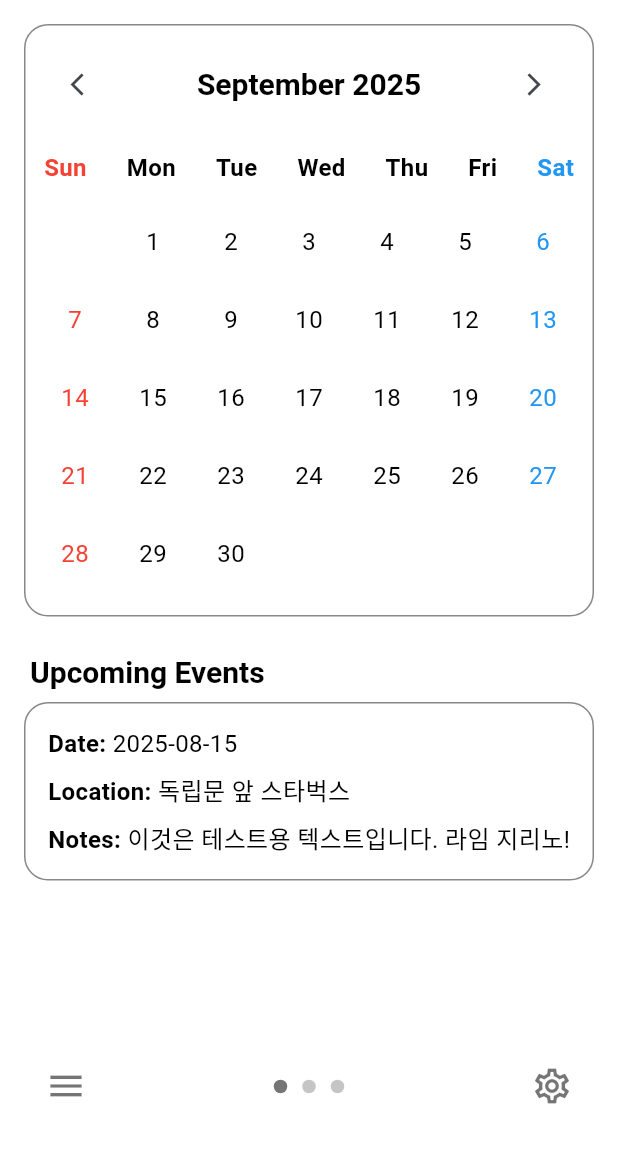
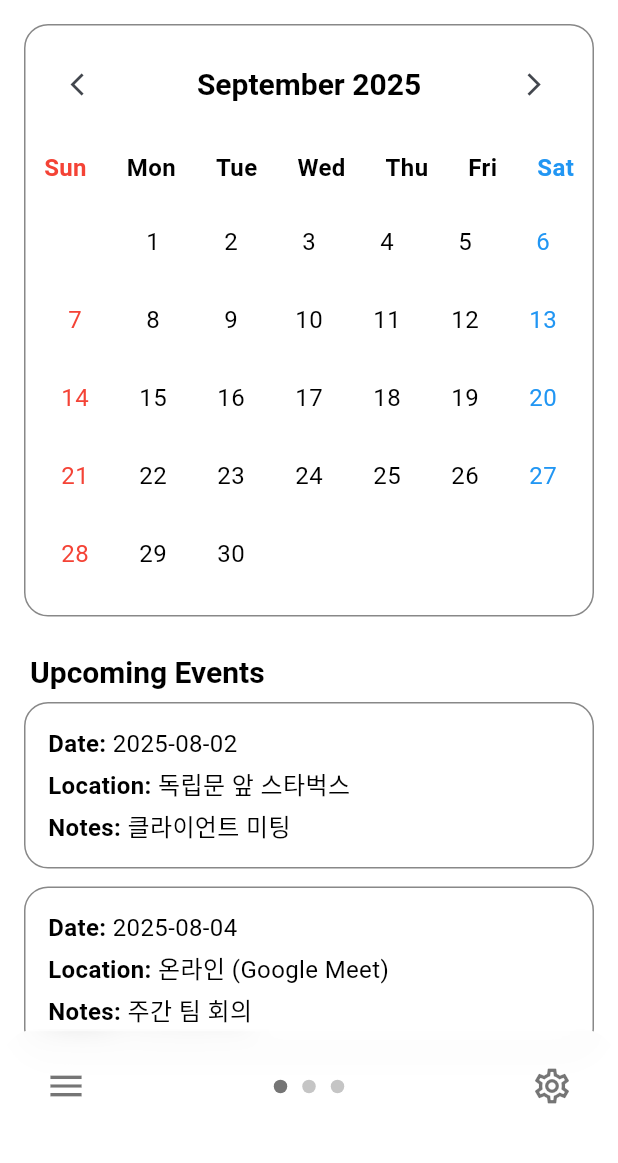
Before and after one commit to mark3lim/manage_meeting, a Flutter app: the HomePage screen opened by its route, after a tap on the "arrow forward ios" icon, on a phone screen of 412 x 824 dp, the part 72-1235 px from its top. Run offline on Flutter 3.47's test engine with Material 3 defaults, Android fonts, the phone set to English and light mode, and no system bars; our stand-ins replace flutter_riverpod, go_router.

```diff
--- a/lib/l10n/app_en.arb
+++ b/lib/l10n/app_en.arb
@@ -51,5 +51,9 @@
   "upcomingEventsNotesTitle": "Notes",
   "@descriptionTitle": {
     "description": "Ttile for the section displaying the notes of the Upcoming Events"
+  },
+  "noUpcomingEvents": "No upcoming events.",
+  "@noUpcomingEvents": {
+    "description": "Message displayed when there are no upcoming events."
   }
 }
--- a/lib/l10n/app_ko.arb
+++ b/lib/l10n/app_ko.arb
@@ -51,5 +51,9 @@
   "upcomingEventsNotesTitle": "내용",
   "@descriptionTitle": {
     "description": "다가오는 일정에서 내용을 표시하는 섹션의 제목"
+  },
+  "noUpcomingEvents": "다가오는 일정이 없습니다.",
+  "@noUpcomingEvents": {
+    "description": "다가오는 일정이 없을 때 표시되는 메시지"
   }
 }
--- /dev/null
+++ b/lib/model/schedule_model.dart
@@ -0,0 +1,29 @@
+/// [schedule_model] 클래스는 하나의 일정 데이터를 나타내는 데이터 모델입니다.
+///
+/// 이 클래스는 불변(immutable) 데이터 구조를 가지며, 각 일정의 속성을 정의합니다.
+///
+/// @property id 일정의 고유 식별자입니다.
+/// @property date 일정이 예정된 날짜입니다.
+/// @property location 일정이 진행될 장소입니다.
+/// @property notes 일정에 대한 추가적인 메모나 설명입니다.
+class schedule_model {
+  final String id;
+  final DateTime date;
+  final String location;
+  final String notes;
+
+  /// [schedule_model]의 생성자입니다.
+  ///
+  /// 모든 매개변수는 필수적으로 요구됩니다.
+  ///
+  /// @param id 고유 식별자
+  /// @param date 날짜
+  /// @param location 장소
+  /// @param notes 내용
+  schedule_model({
+    required this.id,
+    required this.date,
+    required this.location,
+    required this.notes,
+  });
+}
--- /dev/null
+++ b/lib/repository/schedule_repository.dart
@@ -0,0 +1,36 @@
+import 'package:manage_meeting/model/schedule_model.dart';
+
+/// [schedule_repository] 클래스는 일정 데이터의 출처를 관리하고 제공하는 역할을 합니다.
+///
+/// 데이터 계층(Data Layer)의 일부로, 원격 서버, 로컬 데이터베이스 등
+/// 다양한 데이터 소스로부터 일정 정보를 가져오는 로직을 캡슐화합니다.
+/// 현재는 네트워크 지연을 시뮬레이션하는 임시 데이터를 사용하고 있습니다.
+class schedule_repository {
+  /// 다가오는 일정 목록을 비동기적으로 가져옵니다.
+  ///
+  /// 이 함수는 1초의 지연을 통해 실제 네트워크 요청을 시뮬레이션한 후,
+  /// 하드코딩된 [schedule_model] 객체 리스트를 반환합니다.
+  ///
+  /// @return [Future<List<schedule_model>>] 일정 모델 객체들의 리스트를 담은 Future.
+  Future<List<schedule_model>> fetchSchedules() async {
+    // 네트워크 요청이나 데이터베이스 조회를 시뮬레이션하기 위해 약간의 지연을 줍니다.
+    await Future.delayed(const Duration(seconds: 1));
+
+    // 임시 데이터. 나중에는 실제 데이터로 교체됩니다.
+    // 비어 있는 리스트를 반환하여 "일정 없음" 상태를 테스트하려면 아래 리스트를 비우세요.
+    return [
+      schedule_model(
+        id: '1',
+        date: DateTime.now().add(const Duration(days: 1)),
+        location: '독립문 앞 스타벅스',
+        notes: '클라이언트 미팅',
+      ),
+      schedule_model(
+        id: '2',
+        date: DateTime.now().add(const Duration(days: 3)),
+        location: '온라인 (Google Meet)',
+        notes: '주간 팀 회의',
+      ),
+    ];
+  }
+}
--- a/lib/screen/widgets/upcoming_events_card.dart
+++ b/lib/screen/widgets/upcoming_events_card.dart
@@ -1,17 +1,33 @@
 import 'package:flutter/material.dart';
+import 'package:flutter_riverpod/flutter_riverpod.dart';
+import 'package:intl/intl.dart';
 import 'package:manage_meeting/generated/l10n/app_localizations.dart';
+import 'package:manage_meeting/viewmodel/schedule_viewmodel.dart';
 
-/// [UpcomingEventsCard]는 다가오는 일정을 표시하는 카드 형태의 위젯입니다.
-class UpcomingEventsCard extends StatelessWidget {
+/// [UpcomingEventsCard]는 다가오는 일정 목록을 비동기적으로 로드하고 표시하는 위젯입니다.
+///
+/// [ConsumerWidget]으로 구현되어 [scheduleProvider]를 통해 일정 데이터의
+/// 로딩, 성공, 오류 상태를 감지하고 각 상태에 맞는 UI를 렌더링합니다.
+/// 일정이 있을 경우 각 일정을 별도의 카드로 표시합니다.
+class UpcomingEventsCard extends ConsumerWidget {
   /// [UpcomingEventsCard]의 생성자입니다.
+  ///
+  /// @param key 위젯의 고유 식별자입니다.
   const UpcomingEventsCard({super.key});
 
+  /// 위젯의 UI를 빌드합니다.
+  ///
+  /// @param context 위젯 트리에서의 위치 정보를 담은 [BuildContext].
+  /// @param ref 프로바이더를 읽고 상호작용하기 위한 [WidgetRef].
+  /// @return 빌드된 [Widget].
   @override
-  Widget build(BuildContext context) {
+  Widget build(BuildContext context, WidgetRef ref) {
+    final schedulesAsyncValue = ref.watch(scheduleProvider);
+
     return Column(
       crossAxisAlignment: CrossAxisAlignment.stretch,
       children: [
-        // 독립된 제목
+        // "다가오는 일정" 제목
         Padding(
           padding: const EdgeInsets.only(top: 24.0, bottom: 8.0, left: 4.0),
           child: Text(
@@ -19,9 +35,44 @@ class UpcomingEventsCard extends StatelessWidget {
             style: Theme.of(context).textTheme.titleLarge,
           ),
         ),
-        // 카드 컨테이너
-        Card(
+        // 비동기 상태(로딩, 오류, 데이터)에 따라 다른 위젯을 렌더링합니다.
+        schedulesAsyncValue.when(
+          // 데이터 로딩 중일 때 원형 진행 표시기를 보여줍니다.
+          loading: () => const Center(child: CircularProgressIndicator()),
+          // 오류가 발생했을 때 오류 메시지를 보여줍니다.
+          error: (err, stack) => Center(child: Text('Error: $err')),
+          // 데이터 로딩에 성공했을 때 일정 목록 또는 "일정 없음" 메시지를 보여줍니다.
+          data: (schedules) {
+            if (schedules.isEmpty) {
+              // 일정이 없을 때 표시할 카드
+              return Card(
                 margin: EdgeInsets.zero,
+                color: Theme.of(context).colorScheme.surface,
+                elevation: 0,
+                shape: RoundedRectangleBorder(
+                  borderRadius: BorderRadius.circular(16.0),
+                  side: BorderSide(
+                    color: Theme.of(context).colorScheme.outline,
+                    width: 1.0,
+                  ),
+                ),
+                child: Padding(
+                  padding: const EdgeInsets.all(16.0),
+                  child: Center(
+                    child: Text(
+                      AppLocalizations.of(context)!.noUpcomingEvents,
+                      style: Theme.of(context).textTheme.bodyMedium,
+                    ),
+                  ),
+                ),
+              );
+            }
+            // 일정이 있을 때 각 일정을 별도의 카드로 표시합니다.
+            return Column(
+              crossAxisAlignment: CrossAxisAlignment.stretch,
+              children: schedules.map((schedule) {
+                return Card(
+                  margin: const EdgeInsets.only(bottom: 12.0),
                   color: Theme.of(context).colorScheme.surface,
                   elevation: 0,
                   shape: RoundedRectangleBorder(
@@ -36,46 +87,56 @@ class UpcomingEventsCard extends StatelessWidget {
                     child: Column(
                       crossAxisAlignment: CrossAxisAlignment.start,
                       children: [
-                // TODO: 다가오는 일정 목록을 여기에 구현합니다.
                         RichText(
                           text: TextSpan(
                             style: DefaultTextStyle.of(context).style,
                             children: <TextSpan>[
                               TextSpan(
-                          text: "${AppLocalizations.of(context)!.upcomingEventsDateTitle}: ",
-                          style: const TextStyle(fontWeight: FontWeight.bold)),
-                      const TextSpan(text: '2025-08-15'),
+                                  text:
+                                      "${AppLocalizations.of(context)!.upcomingEventsDateTitle}: ",
+                                  style: const TextStyle(
+                                      fontWeight: FontWeight.bold)),
+                              TextSpan(
+                                  text: DateFormat('yyyy-MM-dd')
+                                      .format(schedule.date)),
                             ],
                           ),
                         ),
-                const SizedBox(height: 8),
+                        const SizedBox(height: 4),
                         RichText(
                           text: TextSpan(
                             style: DefaultTextStyle.of(context).style,
                             children: <TextSpan>[
                               TextSpan(
-                          text: "${AppLocalizations.of(context)!.upcomingEventsLocationTitle}: ",
-                          style: const TextStyle(fontWeight: FontWeight.bold)),
-                      const TextSpan(text: '독립문 앞 스타벅스'),
+                                  text:
+                                      "${AppLocalizations.of(context)!.upcomingEventsLocationTitle}: ",
+                                  style: const TextStyle(
+                                      fontWeight: FontWeight.bold)),
+                              TextSpan(text: schedule.location),
                             ],
                           ),
                         ),
-                const SizedBox(height: 8),
+                        const SizedBox(height: 4),
                         RichText(
                           text: TextSpan(
                             style: DefaultTextStyle.of(context).style,
                             children: <TextSpan>[
                               TextSpan(
-                          text: "${AppLocalizations.of(context)!.upcomingEventsNotesTitle}: ",
-                          style: const TextStyle(fontWeight: FontWeight.bold)),
-                      const TextSpan(
-                          text: '이것은 테스트용 텍스트입니다. 라임 지리노!'),
+                                  text:
+                                      "${AppLocalizations.of(context)!.upcomingEventsNotesTitle}: ",
+                                  style: const TextStyle(
+                                      fontWeight: FontWeight.bold)),
+                              TextSpan(text: schedule.notes),
                             ],
                           ),
                         ),
                       ],
                     ),
                   ),
+                );
+              }).toList(),
+            );
+          },
         ),
       ],
     );
--- /dev/null
+++ b/lib/viewmodel/schedule_viewmodel.dart
@@ -0,0 +1,31 @@
+import 'dart:async';
+import 'package:flutter_riverpod/flutter_riverpod.dart';
+import 'package:manage_meeting/model/schedule_model.dart';
+import 'package:manage_meeting/repository/schedule_repository.dart';
+
+/// [schedule_viewmodel]은 다가오는 일정 목록의 상태를 관리하는 비동기 뷰모델입니다.
+///
+/// Riverpod의 [AsyncNotifier]를 사용하여 비동기 작업(데이터 로딩)의 상태,
+/// 즉 로딩, 데이터, 오류 상태를 자동으로 처리하고 UI에 반영합니다.
+class schedule_viewmodel extends AsyncNotifier<List<schedule_model>> {
+  /// [build] 메소드는 뷰모델이 처음 초기화될 때 호출됩니다.
+  ///
+  /// [schedule_repository]를 통해 비동기적으로 일정 데이터를 가져와
+  /// 뷰모델의 초기 상태를 설정합니다.
+  ///
+  /// @return [Future<List<schedule_model>>] 비동기적으로 가져온 일정 목록.
+  @override
+  Future<List<schedule_model>> build() async {
+    // 의존성 주입을 통해 repository 인스턴스를 생성하고 데이터를 가져옵니다.
+    return await schedule_repository().fetchSchedules();
+  }
+}
+
+/// [scheduleProvider]는 [schedule_viewmodel]의 인스턴스를 UI에 제공하는 프로바이더입니다.
+///
+/// [AsyncNotifierProvider]를 사용하여 비동기 상태를 관리하는 뷰모델을 생성하고,
+/// UI 위젯이 이 프로바이더를 통해 뷰모델의 상태(로딩, 데이터, 오류)를 구독할 수 있게 합니다.
+final scheduleProvider =
+    AsyncNotifierProvider<schedule_viewmodel, List<schedule_model>>(
+  schedule_viewmodel.new,
+);
```
Also changed, not shown: lib/screen/widgets/calendar_card.dart (+21 -4 lines), lib/screen/widgets/glassmorphic_bottom_nav_bar.dart (+11 -1 lines), lib/viewmodel/home_page_viewmodel.dart (+16 -6 lines), lib/generated/l10n/app_localizations.dart, lib/generated/l10n/app_localizations_en.dart, lib/generated/l10n/app_localizations_ko.dart. Lines whose indentation alone changed are shown as unchanged.
